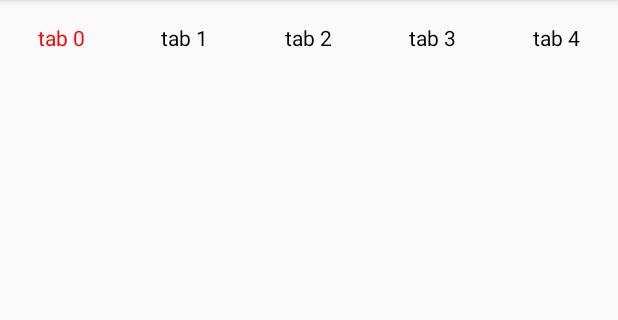
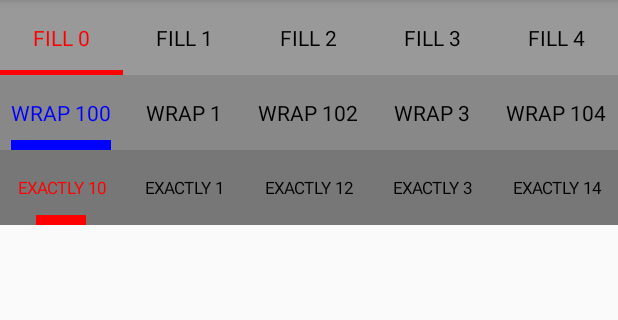
Before and after one commit to GaiayAndroid/SupportSimples, an Android app: the CommonTabLayoutActivity screen opened directly, with no data from a screen before it, on a phone screen of 412 x 824 dp, the part 84-404 px from its top. Run offline under Robolectric (Android 15) with nearby library versions, the phone set to English and light mode, and no system bars; 1 statement that could not run was skipped.

Commit message:
TabLayout增加指示器的功能，并完善demo

```diff
--- a/app/src/main/java/cn/gaiay/supportsimples/tablayout/CommonTabLayoutActivity.java
+++ b/app/src/main/java/cn/gaiay/supportsimples/tablayout/CommonTabLayoutActivity.java
@@ -1,5 +1,6 @@
 package cn.gaiay.supportsimples.tablayout;
 
+import android.graphics.Color;
 import android.os.Bundle;
 import android.support.annotation.Nullable;
 import android.support.v4.app.Fragment;
@@ -7,7 +8,11 @@ import android.support.v4.view.ViewPager;
 import android.support.v7.app.AppCompatActivity;
 
 import com.gaiay.library.tablayout.CommonTabLayout;
-import com.gaiay.library.tablayout.TitleTabAdapter;
+import com.gaiay.library.tablayout.adapter.TitleTabAdapter;
+import com.gaiay.library.tablayout.indicator.StripTabIndicator;
+
+import java.util.ArrayList;
+import java.util.List;
 
 import cn.gaiay.supportsimples.R;
 import cn.gaiay.supportsimples.temp.TempListFragment;
@@ -18,28 +23,67 @@ import cn.gaiay.supportsimples.widget.ViewPagerFragmentAdapter;
  */
 
 public class CommonTabLayoutActivity extends AppCompatActivity {
-    CommonTabLayout tabLayout;
+    CommonTabLayout tabLayout1;
+    CommonTabLayout tabLayout2;
+    CommonTabLayout tabLayout3;
     ViewPager pager;
+    final int size = 5;
+    List<String> titles1 = new ArrayList<>(),
+            titles2 = new ArrayList<>(),
+            titles3 = new ArrayList<>();
+    Fragment[] fragments = new Fragment[size];
 
     @Override
     protected void onCreate(@Nullable Bundle savedInstanceState) {
         super.onCreate(savedInstanceState);
         setContentView(R.layout.tablayout_activity_common);
 
-        tabLayout = (CommonTabLayout) this.findViewById(R.id.tab_layout);
+        tabLayout1 = (CommonTabLayout) this.findViewById(R.id.tab_layout1);
+        tabLayout2 = (CommonTabLayout) this.findViewById(R.id.tab_layout2);
+        tabLayout3 = (CommonTabLayout) this.findViewById(R.id.tab_layout3);
         pager = (ViewPager) this.findViewById(R.id.pager);
 
-        int size = 5;
-        Fragment[] fragments = new Fragment[size];
-        String[] titles = new String[size];
         for (int i = 0; i < size; i++) {
-            titles[i] = "tab " + i;
+            titles1.add("FILL " + i);
+            titles2.add("WRAP " + (i % 2 == 0 ? 100 + i : i));
+            titles3.add("EXACTLY " + (i % 2 == 0 ? 10 + i : i));
             fragments[i] = new TempListFragment(i + " Common");
         }
         pager.setAdapter(new ViewPagerFragmentAdapter(getSupportFragmentManager(), fragments));
 
-        tabLayout.setTabAdapter(new TitleTabAdapter(this, titles));
-        tabLayout.setViewPager(pager);
-        tabLayout.setup();
+        initFillTabLayout();
+        initWrapTabLayout();
+        initExactlyTabLayout();
+    }
+
+    private void initFillTabLayout() {
+        tabLayout1.setTabAdapter(new TitleTabAdapter(this, titles1));
+        StripTabIndicator indicator = new StripTabIndicator(StripTabIndicator.MODE_FILL);
+        indicator.setIndicatorHeight(5);
+        tabLayout1.setTabIndicator(indicator);
+        tabLayout1.setViewPager(pager);
+        tabLayout1.setup();
+    }
+
+    private void initWrapTabLayout() {
+        TitleTabAdapter adapter = new TitleTabAdapter(this, titles2);
+        adapter.setSelectedColor(Color.BLUE);
+        tabLayout2.setTabAdapter(adapter);
+        StripTabIndicator indicator = new StripTabIndicator(StripTabIndicator.MODE_WRAP);
+        indicator.setIndicatorColor(Color.BLUE);
+        tabLayout2.setTabIndicator(indicator);
+        tabLayout2.setViewPager(pager);
+        tabLayout2.setup();
+    }
+
+    private void initExactlyTabLayout() {
+        TitleTabAdapter adapter = new TitleTabAdapter(this, titles3);
+        adapter.setTitleSize(11);
+        tabLayout3.setTabAdapter(adapter);
+        StripTabIndicator indicator = new StripTabIndicator(StripTabIndicator.MODE_EXACTLY);
+        indicator.setIndicatorWidth(50);
+        tabLayout3.setTabIndicator(indicator);
+        tabLayout3.setViewPager(pager);
+        tabLayout3.setup();
     }
 }
--- a/app/src/main/java/cn/gaiay/supportsimples/tablayout/ScrollableTabLayoutActivity.java
+++ b/app/src/main/java/cn/gaiay/supportsimples/tablayout/ScrollableTabLayoutActivity.java
@@ -5,9 +5,15 @@ import android.support.annotation.Nullable;
 import android.support.v4.app.Fragment;
 import android.support.v4.view.ViewPager;
 import android.support.v7.app.AppCompatActivity;
+import android.view.Menu;
+import android.view.MenuItem;
 
 import com.gaiay.library.tablayout.ScrollableTabLayout;
-import com.gaiay.library.tablayout.TitleTabAdapter;
+import com.gaiay.library.tablayout.adapter.TitleTabAdapter;
+import com.gaiay.library.tablayout.indicator.StripTabIndicator;
+
+import java.util.ArrayList;
+import java.util.List;
 
 import cn.gaiay.supportsimples.R;
 import cn.gaiay.supportsimples.temp.TempListFragment;
@@ -16,10 +22,11 @@ import cn.gaiay.supportsimples.widget.ViewPagerFragmentAdapter;
 /**
  * <p>Created by RenTao on 2017/9/17.
  */
-
 public class ScrollableTabLayoutActivity extends AppCompatActivity {
     ScrollableTabLayout tabLayout;
     ViewPager pager;
+    List<String> titles = new ArrayList<>();
+    List<Fragment> fragments = new ArrayList<>();
 
     @Override
     protected void onCreate(@Nullable Bundle savedInstanceState) {
@@ -30,16 +37,35 @@ public class ScrollableTabLayoutActivity extends AppCompatActivity {
         pager = (ViewPager) this.findViewById(R.id.pager);
 
         int size = 10;
-        Fragment[] fragments = new Fragment[size];
-        String[] titles = new String[size];
         for (int i = 0; i < size; i++) {
-            titles[i] = "tab " + i;
-            fragments[i] = new TempListFragment(i + " Scrollable");
+            titles.add("tab " + (i % 2 == 0 ? 100 + i : i));
+            fragments.add(new TempListFragment(i + " Scrollable"));
         }
         pager.setAdapter(new ViewPagerFragmentAdapter(getSupportFragmentManager(), fragments));
 
         tabLayout.setTabAdapter(new TitleTabAdapter(this, titles));
+        tabLayout.setTabIndicator(new StripTabIndicator(StripTabIndicator.MODE_WRAP));
         tabLayout.setViewPager(pager);
         tabLayout.setup();
     }
+
+    @Override
+    public boolean onCreateOptionsMenu(Menu menu) {
+        getMenuInflater().inflate(R.menu.tablayout_scrollable, menu);
+        return true;
+    }
+
+    @Override
+    public boolean onOptionsItemSelected(MenuItem item) {
+        super.onOptionsItemSelected(item);
+        switch (item.getItemId()) {
+            case R.id.action_add:
+                titles.add("tab new");
+                fragments.add(new TempListFragment("new Scrollable"));
+                tabLayout.notifyDataSetChanged();
+                pager.setAdapter(new ViewPagerFragmentAdapter(getSupportFragmentManager(), fragments));
+                break;
+        }
+        return true;
+    }
 }
--- a/app/src/main/java/cn/gaiay/supportsimples/widget/ViewPagerFragmentAdapter.java
+++ b/app/src/main/java/cn/gaiay/supportsimples/widget/ViewPagerFragmentAdapter.java
@@ -3,6 +3,8 @@ package cn.gaiay.supportsimples.widget;
 import android.support.v4.app.Fragment;
 import android.support.v4.app.FragmentManager;
 import android.support.v4.app.FragmentPagerAdapter;
+
+import java.util.List;
 
 /**
  * FragmentPagerAdapter
@@ -11,6 +13,10 @@ import android.support.v4.app.FragmentPagerAdapter;
 public class ViewPagerFragmentAdapter extends FragmentPagerAdapter {
     private String[] mTitles;
     private Fragment[] mFragments;
+
+    public ViewPagerFragmentAdapter(FragmentManager fm, List<Fragment> fragments) {
+        this(fm, null, fragments.toArray(new Fragment[fragments.size()]));
+    }
 
     public ViewPagerFragmentAdapter(FragmentManager fm, Fragment[] fragments) {
         this(fm, null, fragments);
--- a/app/src/main/res/layout/tablayout_activity_common.xml
+++ b/app/src/main/res/layout/tablayout_activity_common.xml
@@ -5,9 +5,22 @@
     android:orientation="vertical">
 
     <com.gaiay.library.tablayout.CommonTabLayout
-        android:id="@+id/tab_layout"
+        android:id="@+id/tab_layout1"
         android:layout_width="match_parent"
-        android:layout_height="50dp"/>
+        android:layout_height="50dp"
+        android:background="#999999" />
+
+    <com.gaiay.library.tablayout.CommonTabLayout
+        android:id="@+id/tab_layout2"
+        android:layout_width="match_parent"
+        android:layout_height="50dp"
+        android:background="#888888" />
+
+    <com.gaiay.library.tablayout.CommonTabLayout
+        android:id="@+id/tab_layout3"
+        android:layout_width="match_parent"
+        android:layout_height="50dp"
+        android:background="#777777" />
 
     <android.support.v4.view.ViewPager
         android:id="@+id/pager"
--- a/app/src/main/res/layout/tablayout_activity_scrollable.xml
+++ b/app/src/main/res/layout/tablayout_activity_scrollable.xml
@@ -7,7 +7,8 @@
     <com.gaiay.library.tablayout.ScrollableTabLayout
         android:id="@+id/tab_layout"
         android:layout_width="match_parent"
-        android:layout_height="50dp"/>
+        android:layout_height="50dp"
+        android:background="#999999" />
 
     <android.support.v4.view.ViewPager
         android:id="@+id/pager"
--- /dev/null
+++ b/app/src/main/res/menu/tablayout_scrollable.xml
@@ -0,0 +1,5 @@
+<?xml version="1.0" encoding="utf-8"?>
+<menu xmlns:android="http://schemas.android.com/apk/res/android"
+    xmlns:app="http://schemas.android.com/apk/res-auto">
+    <item android:id="@+id/action_add" android:title="增加" app:showAsAction="always" />
+</menu>
--- a/tablayout-support/src/main/java/com/gaiay/library/tablayout/CommonTabLayout.java
+++ b/tablayout-support/src/main/java/com/gaiay/library/tablayout/CommonTabLayout.java
@@ -1,6 +1,7 @@
 package com.gaiay.library.tablayout;
 
 import android.content.Context;
+import android.graphics.Canvas;
 import android.support.v4.view.ViewPager;
 import android.util.AttributeSet;
 import android.view.Gravity;
@@ -8,13 +9,24 @@ import android.view.View;
 import android.view.ViewGroup;
 import android.widget.LinearLayout;
 
+import com.gaiay.library.tablayout.adapter.TabLayoutAdapter;
+import com.gaiay.library.tablayout.indicator.TabIndicator;
+import com.gaiay.library.tablayout.listener.OnTabSelectedListener;
+
 /**
+ * <pre>
+ * tabLayout.setTabAdapter(TabAdapter);     // 设置Adapter，必须设置
+ * tabLayout.setTabIndicator(TabIndicator); // 设置指示器，非必须
+ * tabLayout.setViewPager(ViewPager);       // 设置ViewPager，非必须
+ * tabLayout.setup();
+ * </pre>
  * <p>Created by RenTao on 2017/9/17.
  */
-
 public class CommonTabLayout extends LinearLayout implements ICommonTabLayout {
     private TabLayoutAdapter mAdapter;
+    private TabIndicator mIndicator;
     private ViewPager mViewPager;
+    private int mCurrentItem;
 
     public CommonTabLayout(Context context) {
         this(context, null);
@@ -40,8 +52,8 @@ public class CommonTabLayout extends LinearLayout implements ICommonTabLayout {
     }
 
     @Override
-    public void setTabIndicator() {
-
+    public void setTabIndicator(TabIndicator tabIndicator) {
+        this.mIndicator = tabIndicator;
     }
 
     @Override
@@ -53,6 +65,10 @@ public class CommonTabLayout extends LinearLayout implements ICommonTabLayout {
         return mAdapter;
     }
 
+    public TabIndicator getIndicator() {
+        return mIndicator;
+    }
+
     public ViewPager getViewPager() {
         return mViewPager;
     }
@@ -62,11 +78,11 @@ public class CommonTabLayout extends LinearLayout implements ICommonTabLayout {
         if (mViewPager != null) {
             mViewPager.addOnPageChangeListener(new TabPageChangeListener());
         }
-        invalidateTabs();
+        notifyDataSetChanged();
     }
 
     @Override
-    public void invalidateTabs() {
+    public void notifyDataSetChanged() {
         removeAllViews();
         initTabs();
         setCurrentItem(0);
@@ -91,15 +107,24 @@ public class CommonTabLayout extends LinearLayout implements ICommonTabLayout {
 
     @Override
     public void setCurrentItem(int position) {
+        this.mCurrentItem = position;
         for (int i = 0; i < getChildCount(); i++) {
             mAdapter.onSelected(getChildAt(i), position == i);
         }
+    }
+
+    @Override
+    public int getCurrentItem() {
+        return mCurrentItem;
     }
 
     private class TabPageChangeListener implements ViewPager.OnPageChangeListener {
 
         @Override
         public void onPageScrolled(int position, float positionOffset, int positionOffsetPixels) {
+            if (mIndicator != null) {
+                mIndicator.scroll(position, positionOffset, CommonTabLayout.this);
+            }
         }
 
         @Override
@@ -108,9 +133,7 @@ public class CommonTabLayout extends LinearLayout implements ICommonTabLayout {
         }
 
         @Override
-        public void onPageScrollStateChanged(int state) {
-
-        }
+        public void onPageScrollStateChanged(int state) {}
     }
 
     private OnTabSelectedListener mOnTabSelectedListener;
@@ -138,4 +161,12 @@ public class CommonTabLayout extends LinearLayout implements ICommonTabLayout {
             }
         }
     }
+
+    @Override
+    protected void dispatchDraw(Canvas canvas) {
+        super.dispatchDraw(canvas);
+        if (mIndicator != null) {
+            mIndicator.onDraw(canvas);
+        }
+    }
 }
--- a/tablayout-support/src/main/java/com/gaiay/library/tablayout/ICommonTabLayout.java
+++ b/tablayout-support/src/main/java/com/gaiay/library/tablayout/ICommonTabLayout.java
@@ -1,6 +1,10 @@
 package com.gaiay.library.tablayout;
 
 import android.support.v4.view.ViewPager;
+
+import com.gaiay.library.tablayout.adapter.TabLayoutAdapter;
+import com.gaiay.library.tablayout.indicator.TabIndicator;
+import com.gaiay.library.tablayout.listener.OnTabSelectedListener;
 
 /**
  * <p>Created by RenTao on 2017/9/17.
@@ -9,15 +13,17 @@ import android.support.v4.view.ViewPager;
 interface ICommonTabLayout {
     void setTabAdapter(TabLayoutAdapter adapter);
 
-    void setTabIndicator();
+    void setTabIndicator(TabIndicator tabIndicator);
 
     void setViewPager(ViewPager viewPager);
 
     void setup();
 
-    void invalidateTabs();
+    void notifyDataSetChanged();
 
     void setCurrentItem(int position);
 
+    int getCurrentItem();
+
     void setOnTabSelectedListener(OnTabSelectedListener l);
 }
--- a/tablayout-support/src/main/java/com/gaiay/library/tablayout/ScrollableTabLayout.java
+++ b/tablayout-support/src/main/java/com/gaiay/library/tablayout/ScrollableTabLayout.java
@@ -8,10 +8,13 @@ import android.view.View;
 import android.view.ViewGroup;
 import android.widget.HorizontalScrollView;
 
+import com.gaiay.library.tablayout.adapter.TabLayoutAdapter;
+import com.gaiay.library.tablayout.indicator.TabIndicator;
+import com.gaiay.library.tablayout.listener.OnTabSelectedListener;
+
 /**
  * <p>Created by RenTao on 2017/9/17.
  */
-
 public class ScrollableTabLayout extends HorizontalScrollView implements ICommonTabLayout {
     private CommonTabLayout mTabLayout;
 
@@ -41,8 +44,8 @@ public class ScrollableTabLayout extends HorizontalScrollView implements ICommon
     }
 
     @Override
-    public void setTabIndicator() {
-        mTabLayout.setTabIndicator();
+    public void setTabIndicator(TabIndicator tabIndicator) {
+        mTabLayout.setTabIndicator(tabIndicator);
     }
 
     @Override
@@ -55,11 +58,11 @@ public class ScrollableTabLayout extends HorizontalScrollView implements ICommon
         if (mTabLayout.getViewPager() != null) {
             mTabLayout.getViewPager().addOnPageChangeListener(new ScrollPageChangeListener());
         }
-        invalidateTabs();
+        notifyDataSetChanged();
     }
 
     @Override
-    public void invalidateTabs() {
+    public void notifyDataSetChanged() {
         mTabLayout.removeAllViews();
         initTabs();
         setCurrentItem(0);
@@ -78,22 +81,28 @@ public class ScrollableTabLayout extends HorizontalScrollView implements ICommon
         mTabLayout.setCurrentItem(position);
     }
 
+    @Override
+    public int getCurrentItem() {
+        return mTabLayout.getCurrentItem();
+    }
+
     private class ScrollPageChangeListener implements ViewPager.OnPageChangeListener {
 
         @Override
         public void onPageScrolled(int position, float positionOffset, int positionOffsetPixels) {
             scrollToPosition(position, positionOffset);
+            if (mTabLayout.getIndicator() != null) {
+                mTabLayout.getIndicator().scroll(position, positionOffset, mTabLayout);
+            }
         }
 
         @Override
         public void onPageSelected(int position) {
-            scrollToPosition(position, 0);
             setCurrentItem(position);
         }
 
         @Override
         public void onPageScrollStateChanged(int state) {}
-    }
 
         private int calcScrollX(int position, float offset) {
             final View selectedChild = mTabLayout.getChildAt(position);
@@ -107,12 +116,14 @@ public class ScrollableTabLayout extends HorizontalScrollView implements ICommon
             // offset amount: fraction of the distance between centers of tabs
             int scrollOffset = (int) ((selectedWidth + nextWidth) * 0.5f * offset);
 
-        return (ViewCompat.getLayoutDirection(ScrollableTabLayout.this) == ViewCompat.LAYOUT_DIRECTION_LTR)
+            return (ViewCompat.getLayoutDirection(ScrollableTabLayout.this) ==
+                    ViewCompat.LAYOUT_DIRECTION_LTR)
                     ? scrollBase + scrollOffset : scrollBase - scrollOffset;
         }
 
         private void scrollToPosition(int position, float offset) {
             scrollTo(calcScrollX(position, offset), 0);
+        }
     }
 
     private OnTabSelectedListener mOnTabSelectedListener;
@@ -131,7 +142,6 @@ public class ScrollableTabLayout extends HorizontalScrollView implements ICommon
 
         @Override
         public void onClick(View v) {
-            scrollToPosition(mPosition, 0);
             setCurrentItem(mPosition);
             if (mTabLayout.getViewPager() != null) {
                 mTabLayout.getViewPager().setCurrentItem(mPosition);
--- a/tablayout-support/src/main/java/com/gaiay/library/tablayout/TabIndicator.java
+++ /dev/null
@@ -1,20 +0,0 @@
-package com.gaiay.library.tablayout;
-
-import android.graphics.Canvas;
-import android.graphics.Rect;
-import android.view.View;
-
-/**
- * <p>Created by RenTao on 2017/9/17.
- */
-
-public class TabIndicator {
-
-    public void onDraw(Canvas c, CommonTabLayout parent) {
-
-    }
-
-    public void getTabOffsets(Rect outRect, View view, CommonTabLayout parent) {
-
-    }
-}
--- a/tablayout-support/src/main/java/com/gaiay/library/tablayout/TabLayoutAdapter.java
+++ b/tablayout-support/src/main/java/com/gaiay/library/tablayout/adapter/TabLayoutAdapter.java
@@ -1,4 +1,4 @@
-package com.gaiay.library.tablayout;
+package com.gaiay.library.tablayout.adapter;
 
 import android.view.View;
 import android.view.ViewGroup;
@@ -16,4 +16,6 @@ public abstract class TabLayoutAdapter {
     }
 
     public abstract int getCount();
+
+    public abstract int getActualWidth(int position);
 }
--- a/tablayout-support/src/main/java/com/gaiay/library/tablayout/TitleTabAdapter.java
+++ b/tablayout-support/src/main/java/com/gaiay/library/tablayout/adapter/TitleTabAdapter.java
@@ -1,12 +1,15 @@
-package com.gaiay.library.tablayout;
+package com.gaiay.library.tablayout.adapter;
 
 import android.content.Context;
 import android.graphics.Color;
+import android.util.SparseIntArray;
 import android.view.Gravity;
 import android.view.View;
 import android.view.ViewGroup;
 import android.widget.LinearLayout;
 import android.widget.TextView;
+
+import java.util.List;
 
 /**
  * <p>Created by RenTao on 2017/9/17.
@@ -14,13 +17,14 @@ import android.widget.TextView;
 
 public class TitleTabAdapter extends TabLayoutAdapter {
     private Context mContext;
-    private String[] mData;
+    private SparseIntArray mActualWidth = new SparseIntArray();
+    private List<String> mData;
     private int mSelectedColor = Color.RED,
                 mUnselectedColor = Color.BLACK;
     private int mTitleSize = 14;
     private int mTabPadding = 50;
 
-    public TitleTabAdapter(Context context, String[] data) {
+    public TitleTabAdapter(Context context, List<String> data) {
         this.mContext = context;
         this.mData = data;
     }
@@ -33,7 +37,10 @@ public class TitleTabAdapter extends TabLayoutAdapter {
         textView.setTextSize(mTitleSize);
         textView.setGravity(Gravity.CENTER);
         textView.setLayoutParams(params);
-        textView.setText(mData[position]);
+        textView.setText(mData.get(position));
+
+        // 获取TextView的文字的长度
+        mActualWidth.put(position, (int) textView.getPaint().measureText(mData.get(position)));
         return textView;
     }
 
@@ -48,7 +55,12 @@ public class TitleTabAdapter extends TabLayoutAdapter {
 
     @Override
     public int getCount() {
-        return mData.length;
+        return mData == null ? 0 : mData.size();
+    }
+
+    @Override
+    public int getActualWidth(int position) {
+        return mActualWidth.get(position);
     }
 
     public void setSelectedColor(int color) {
--- /dev/null
+++ b/tablayout-support/src/main/java/com/gaiay/library/tablayout/indicator/StripTabIndicator.java
@@ -0,0 +1,116 @@
+package com.gaiay.library.tablayout.indicator;
+
+import android.graphics.Canvas;
+import android.graphics.Color;
+import android.graphics.Paint;
+import android.graphics.Rect;
+import android.support.annotation.IntDef;
+import android.view.View;
+
+import com.gaiay.library.tablayout.CommonTabLayout;
+
+import java.lang.annotation.Retention;
+import java.lang.annotation.RetentionPolicy;
+
+/**
+ * <p> Created by RenTao on 2017/9/18.
+ */
+public class StripTabIndicator extends TabIndicator {
+    /** 和tab等宽 */
+    public static final int MODE_FILL = 1;
+    /** tab内容的实际宽度 */
+    public static final int MODE_WRAP = 2;
+    /** 指定宽度 */
+    public static final int MODE_EXACTLY = 3;
+
+    @IntDef({ MODE_FILL, MODE_WRAP, MODE_EXACTLY })
+    @Retention(RetentionPolicy.SOURCE)
+    @interface Mode {}
+
+    private Paint mPaint;
+    private Rect mRect;
+    private int mIndicatorColor = Color.RED,
+                mIndicatorHeight = 10,
+                mIndicatorWidth;
+    private int mMode;
+
+    public StripTabIndicator() {
+        this(MODE_FILL);
+    }
+
+    public StripTabIndicator(@Mode int mode) {
+        this.mMode = mode;
+    }
+
+    public void setMode(@Mode int mode) {
+        this.mMode = mode;
+    }
+
+    public void setIndicatorColor(int color) {
+        this.mIndicatorColor = color;
+    }
+
+    public void setIndicatorHeight(int height) {
+        this.mIndicatorHeight = height;
+    }
+
+    public void setIndicatorWidth(int width) {
+        this.mIndicatorWidth = width;
+    }
+
+    @Override
+    public void onDraw(Canvas c) {
+        if (mPaint == null) {
+            mPaint = new Paint();
+            mPaint.setColor(mIndicatorColor);
+            mPaint.setStrokeWidth(mIndicatorHeight);
+        }
+        c.drawRect(mRect, mPaint);
+    }
+
+    @Override
+    protected boolean onScrolled(int position, float positionOffset, CommonTabLayout tabLayout) {
+        Rect rect =  buildRect(position, positionOffset, tabLayout);
+        if (mRect != null && rect != null && mRect.equals(rect)) {
+            return false;
+        }
+        this.mRect = rect;
+        return true;
+    }
+
+    private Rect buildRect(int position, float positionOffset, CommonTabLayout tabLayout) {
+        final View selectedChild = tabLayout.getChildAt(position);
+        final View nextChild = position + 1 < tabLayout.getChildCount() ? tabLayout.getChildAt(position + 1) : null;
+
+        final int selectedWidth = selectedChild.getWidth();
+        final int nextWidth = nextChild != null ? nextChild.getWidth() : 0;
+
+        Rect rect = new Rect();
+        rect.top = selectedChild.getHeight() - mIndicatorHeight;
+        rect.bottom = selectedChild.getHeight();
+
+        // tab.left = 左侧的边距 + tab宽度变化的偏移量 * 0.5
+        final int left = selectedChild.getLeft() + (int) ((selectedWidth + nextWidth) * positionOffset * 0.5f);
+
+        if (mMode == MODE_FILL) {
+            rect.left = left;
+            rect.right = rect.left + selectedWidth;
+        }
+        else if (mMode == MODE_EXACTLY) {
+            // tab.left + （当前tab宽度 - 指示器宽度） * 0.5
+            rect.left = (int) (left + (selectedWidth - mIndicatorWidth) * 0.5f);
+            rect.right = rect.left + mIndicatorWidth;
+        }
+        else if (mMode == MODE_WRAP) {
+            final int currentActualWidth = tabLayout.getAdapter().getActualWidth(position);
+            final int nextActualWidth = nextChild != null ? tabLayout.getAdapter().getActualWidth(position + 1) : 0;
+            // 实际宽度的偏移量
+            final float actualOffset = (nextActualWidth - currentActualWidth) * positionOffset;
+
+            // tab.left + （当前tab宽度 - 实际的宽度 - tab实际宽度变化的偏移量） * 0.5
+            rect.left = (int) (left + (selectedWidth - currentActualWidth - actualOffset) * 0.5f);
+            rect.right = (int) (rect.left + currentActualWidth + actualOffset);
+        }
+        return rect;
+    }
+}
--- /dev/null
+++ b/tablayout-support/src/main/java/com/gaiay/library/tablayout/indicator/TabIndicator.java
@@ -0,0 +1,31 @@
+package com.gaiay.library.tablayout.indicator;
+
+import android.graphics.Canvas;
+import android.support.v4.view.ViewCompat;
+
+import com.gaiay.library.tablayout.CommonTabLayout;
+
+/**
+ * 当View滑动的时候，会回调{@link #onScrolled(int, float, CommonTabLayout)}方法，假如返回true则会对页面进行刷新，
+ * 回调{@link #onDraw(Canvas)}方法，对View重新进行绘制；返回false则不进行变化
+ * <p>Created by RenTao on 2017/9/17.
+ */
+public abstract class TabIndicator {
+
+    /**
+     * 绘制指示器
+     */
+    public abstract void onDraw(Canvas c);
+
+    public void scroll(int position, float positionOffset, CommonTabLayout tabLayout) {
+        if (onScrolled(position, positionOffset, tabLayout)) {
+            ViewCompat.postInvalidateOnAnimation(tabLayout);
+        }
+    }
+
+    /**
+     * 页面滑动的时候，指示器需要对应的进行移动
+     * @return View是否需要进行重新绘制
+     */
+    protected abstract boolean onScrolled(int position, float positionOffset, CommonTabLayout tabLayout);
+}
--- a/tablayout-support/src/main/java/com/gaiay/library/tablayout/OnTabSelectedListener.java
+++ b/tablayout-support/src/main/java/com/gaiay/library/tablayout/listener/OnTabSelectedListener.java
@@ -1,4 +1,4 @@
-package com.gaiay.library.tablayout;
+package com.gaiay.library.tablayout.listener;
 
 /**
  * <p>Created by RenTao on 2017/9/18.
```
Lines whose indentation alone changed are shown as unchanged.
